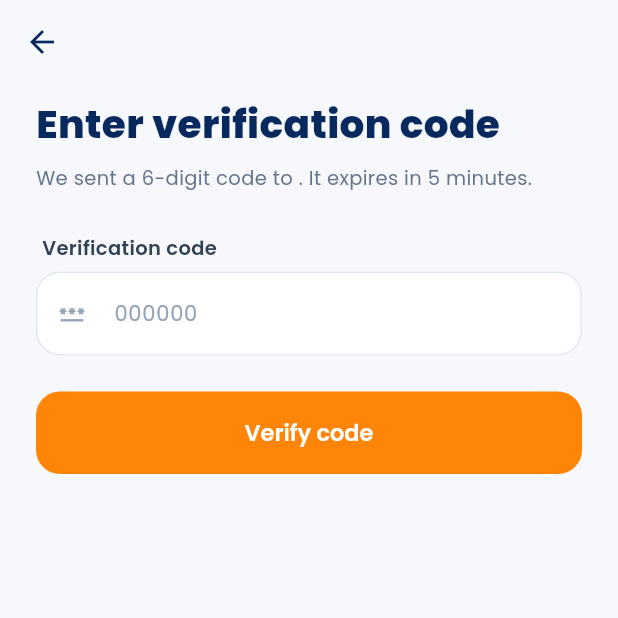
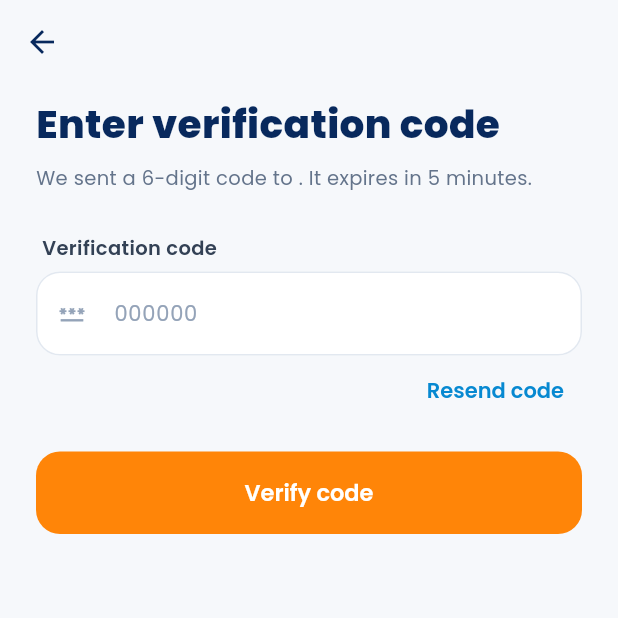
Before and after one commit to jean-yves1994/peleka_client, a Flutter app: the PhoneResetScreen screen opened by its route, on a phone screen of 412 x 824 dp, the top half of it. Run offline on Flutter 3.47's test engine with Material 3 defaults, Android fonts, the phone set to English and light mode, and no system bars; our stand-ins replace dio, flutter_map, flutter_riverpod, flutter_secure_storage, geolocator, go_router and 4 more; accounts and stored records are empty.

Commit message:
Complete phone reset resend and success feedback

```diff
--- a/lib/features/auth/presentation/forgot_password_screen.dart
+++ b/lib/features/auth/presentation/forgot_password_screen.dart
@@ -102,9 +102,21 @@ class _PhoneResetScreenState extends ConsumerState<PhoneResetScreen> {
   final _form = GlobalKey<FormState>();
   final _code = TextEditingController();
   bool _loading = false;
+  bool _resending = false;
   String? _error;
+  String? _notice;
   @override
   void dispose() { _code.dispose(); super.dispose(); }
+
+  Future<void> _resend() async {
+    setState(() { _resending = true; _error = null; _notice = null; });
+    try {
+      await ref.read(authRepositoryProvider).requestPasswordReset(widget.phone);
+      if (mounted) setState(() => _notice = 'If the number is registered, a new verification code has been sent.');
+    } catch (_) {
+      if (mounted) setState(() => _error = 'We could not send a new code. Please try again shortly.');
+    } finally { if (mounted) setState(() => _resending = false); }
+  }
 
   Future<void> _verify() async {
     if (!_form.currentState!.validate()) return;
@@ -156,7 +168,12 @@ class _PhoneResetScreenState extends ConsumerState<PhoneResetScreen> {
                 const SizedBox(height: 12),
                 _ErrorBox(message: _error!),
               ],
-              const SizedBox(height: 24),
+              if (_notice != null) ...[
+                const SizedBox(height: 12),
+                Text(_notice!, style: const TextStyle(color: AppColors.success, fontSize: 12)),
+              ],
+              Align(alignment: Alignment.centerRight, child: TextButton(onPressed: _resending ? null : _resend, child: Text(_resending ? 'Sending…' : 'Resend code'))),
+              const SizedBox(height: 16),
               PelekaButton(
                 label: 'Verify code',
                 loading: _loading,
@@ -198,7 +215,10 @@ class _ResetPasswordScreenState extends ConsumerState<ResetPasswordScreen> {
     setState(() { _loading = true; _error = null; });
     try {
       await ref.read(authRepositoryProvider).resetPassword(token: widget.token, password: _pw.text);
-      if (mounted) context.go('/login');
+      if (mounted) {
+        ScaffoldMessenger.of(context).showSnackBar(const SnackBar(content: Text('Your password has been reset. Please sign in.'), backgroundColor: AppColors.success));
+        context.go('/login');
+      }
     } catch (e) {
       if (mounted) setState(() => _error = e.toString().replaceAll(RegExp(r'^ApiException\([^)]*\):\s*'), ''));
     } finally { if (mounted) setState(() => _loading = false); }
```
